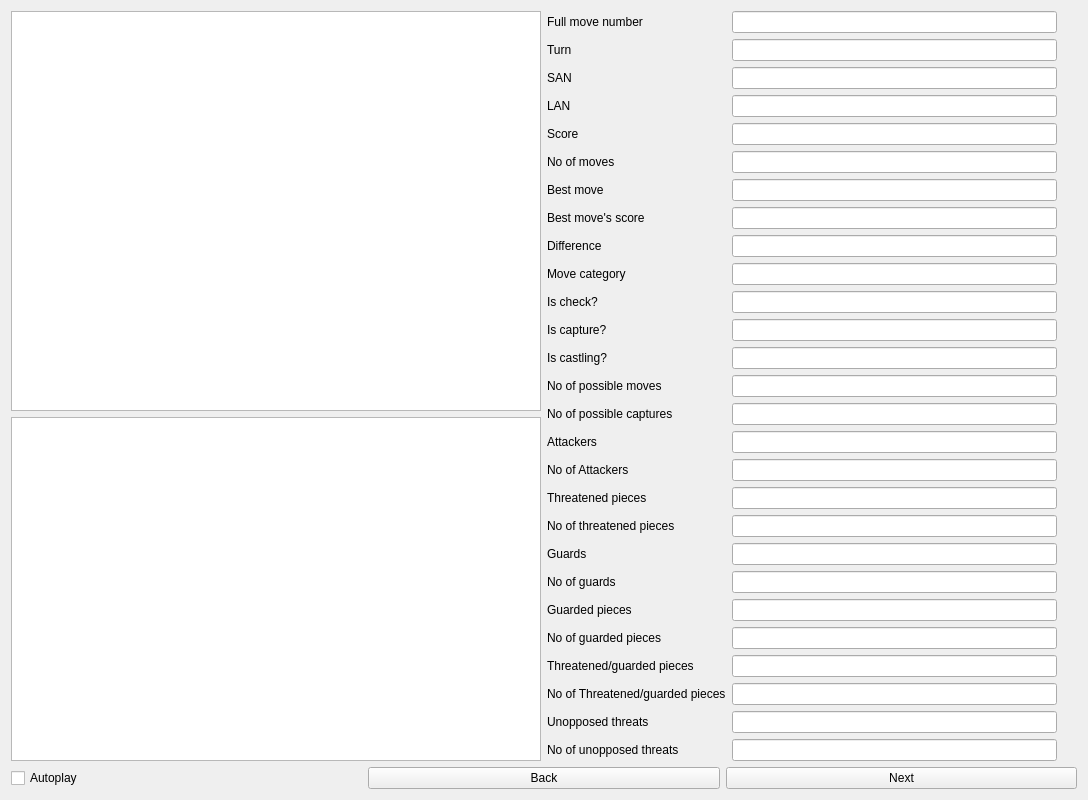
Old version of the form ChessMusicGUI/ChessMusicGUI.ui in the repository endoffline/ChessMusicGUI.
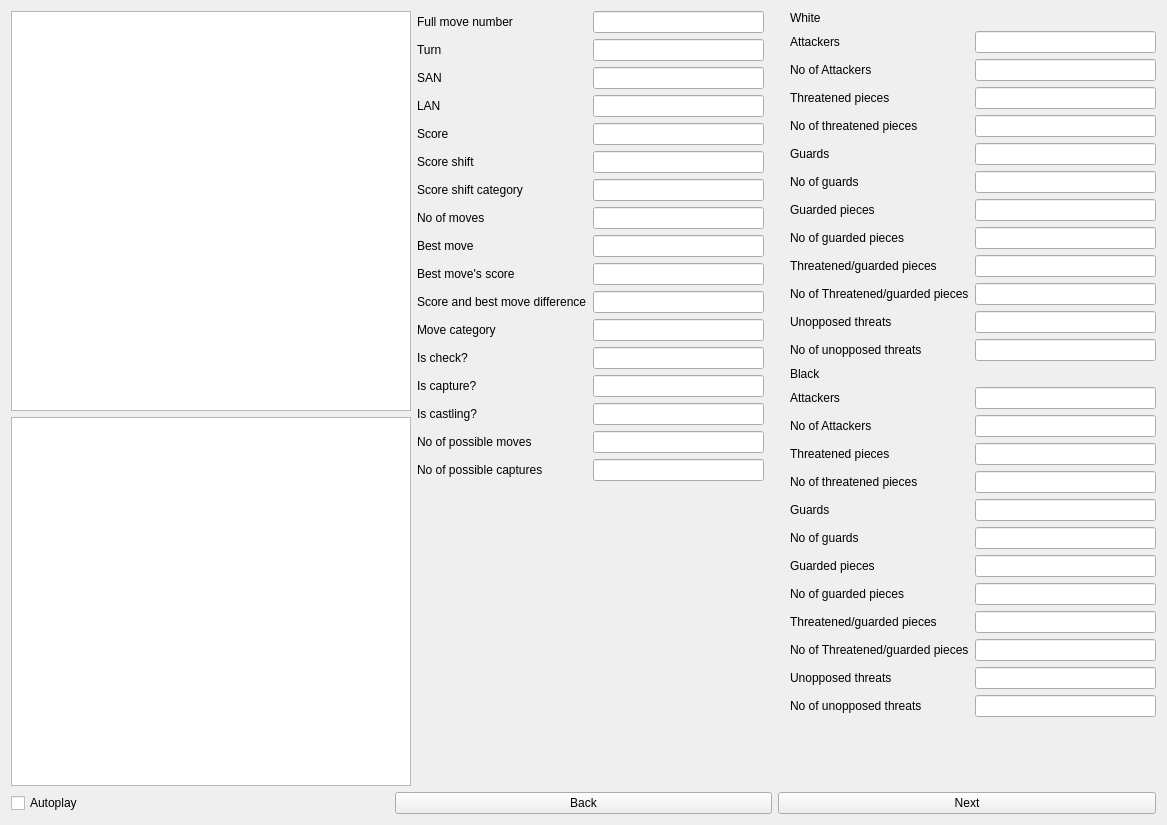
New version of the form.

Diff of the .ui file:
```diff
--- a/ChessMusicGUI/ChessMusicGUI.ui
+++ b/ChessMusicGUI/ChessMusicGUI.ui
@@ -6,8 +6,8 @@
    <rect>
     <x>0</x>
     <y>0</y>
-    <width>1088</width>
-    <height>749</height>
+    <width>1167</width>
+    <height>825</height>
    </rect>
   </property>
   <property name="windowTitle">
@@ -57,6 +57,16 @@
        <property name="rightMargin">
         <number>20</number>
        </property>
+       <item row="0" column="0">
+        <widget class="QLabel" name="fullmove_number_label">
+         <property name="text">
+          <string>Full move number</string>
+         </property>
+        </widget>
+       </item>
+       <item row="0" column="1">
+        <widget class="QLineEdit" name="fullmove_number_lineEdit"/>
+       </item>
        <item row="1" column="0">
         <widget class="QLabel" name="turn_label">
          <property name="text">
@@ -97,236 +107,387 @@
        <item row="4" column="1">
         <widget class="QLineEdit" name="score_lineEdit"/>
        </item>
-       <item row="5" column="0">
+       <item row="7" column="0">
         <widget class="QLabel" name="move_count_label">
          <property name="text">
           <string>No of moves</string>
          </property>
         </widget>
        </item>
-       <item row="5" column="1">
+       <item row="7" column="1">
         <widget class="QLineEdit" name="move_count_lineEdit"/>
        </item>
-       <item row="6" column="0">
+       <item row="8" column="0">
         <widget class="QLabel" name="best_move_label">
          <property name="text">
           <string>Best move</string>
          </property>
         </widget>
        </item>
-       <item row="6" column="1">
+       <item row="8" column="1">
         <widget class="QLineEdit" name="best_move_lineEdit"/>
        </item>
-       <item row="7" column="0">
+       <item row="9" column="0">
         <widget class="QLabel" name="best_move_score_label">
          <property name="text">
           <string>Best move's score</string>
          </property>
         </widget>
        </item>
-       <item row="7" column="1">
+       <item row="9" column="1">
         <widget class="QLineEdit" name="best_move_score_lineEdit"/>
        </item>
-       <item row="8" column="0">
+       <item row="10" column="0">
         <widget class="QLabel" name="best_move_score_difference_label">
          <property name="text">
-          <string>Difference</string>
+          <string>Score and best move difference</string>
          </property>
         </widget>
        </item>
-       <item row="8" column="1">
+       <item row="10" column="1">
         <widget class="QLineEdit" name="best_move_score_difference_lineEdit"/>
        </item>
-       <item row="9" column="0">
+       <item row="11" column="0">
         <widget class="QLabel" name="best_move_score_difference_category_label">
          <property name="text">
           <string>Move category</string>
          </property>
         </widget>
        </item>
-       <item row="9" column="1">
+       <item row="11" column="1">
         <widget class="QLineEdit" name="best_move_score_difference_category_lineEdit"/>
        </item>
-       <item row="10" column="0">
+       <item row="12" column="0">
         <widget class="QLabel" name="is_check_label">
          <property name="text">
           <string>Is check?</string>
          </property>
         </widget>
        </item>
-       <item row="10" column="1">
+       <item row="12" column="1">
         <widget class="QLineEdit" name="is_check_lineEdit"/>
        </item>
-       <item row="11" column="0">
+       <item row="13" column="0">
         <widget class="QLabel" name="is_capture_label">
          <property name="text">
           <string>Is capture?</string>
          </property>
         </widget>
        </item>
-       <item row="11" column="1">
+       <item row="13" column="1">
         <widget class="QLineEdit" name="is_capture_lineEdit"/>
        </item>
-       <item row="12" column="0">
+       <item row="14" column="0">
         <widget class="QLabel" name="is_castling_label">
          <property name="text">
           <string>Is castling?</string>
          </property>
         </widget>
        </item>
-       <item row="12" column="1">
+       <item row="14" column="1">
         <widget class="QLineEdit" name="is_castling_lineEdit"/>
        </item>
-       <item row="13" column="0">
+       <item row="15" column="0">
         <widget class="QLabel" name="possible_moves_count_label">
          <property name="text">
           <string>No of possible moves</string>
          </property>
         </widget>
        </item>
-       <item row="13" column="1">
+       <item row="15" column="1">
         <widget class="QLineEdit" name="possible_moves_count_lineEdit"/>
        </item>
-       <item row="14" column="0">
+       <item row="16" column="0">
         <widget class="QLabel" name="is_capture_count_label">
          <property name="text">
           <string>No of possible captures</string>
          </property>
         </widget>
        </item>
-       <item row="14" column="1">
+       <item row="16" column="1">
         <widget class="QLineEdit" name="is_capture_count_lineEdit"/>
        </item>
+       <item row="5" column="1">
+        <widget class="QLineEdit" name="score_shift_lineEdit"/>
+       </item>
+       <item row="6" column="1">
+        <widget class="QLineEdit" name="score_shift_category_lineEdit"/>
+       </item>
+       <item row="5" column="0">
+        <widget class="QLabel" name="score_shift_label">
+         <property name="text">
+          <string>Score shift</string>
+         </property>
+        </widget>
+       </item>
+       <item row="6" column="0">
+        <widget class="QLabel" name="score_shift_category_label">
+         <property name="text">
+          <string>Score shift category</string>
+         </property>
+        </widget>
+       </item>
+      </layout>
+     </item>
+     <item>
+      <layout class="QFormLayout" name="formLayout_2">
+       <property name="rightMargin">
+        <number>0</number>
+       </property>
+       <item row="1" column="0">
+        <widget class="QLabel" name="label">
+         <property name="text">
+          <string>White</string>
+         </property>
+        </widget>
+       </item>
+       <item row="2" column="0">
+        <widget class="QLabel" name="attackers_white_label">
+         <property name="text">
+          <string>Attackers</string>
+         </property>
+        </widget>
+       </item>
+       <item row="2" column="1">
+        <widget class="QLineEdit" name="attackers_white_lineEdit"/>
+       </item>
+       <item row="3" column="0">
+        <widget class="QLabel" name="attackers_count_white_label">
+         <property name="text">
+          <string>No of Attackers</string>
+         </property>
+        </widget>
+       </item>
+       <item row="3" column="1">
+        <widget class="QLineEdit" name="attackers_count_white_lineEdit"/>
+       </item>
+       <item row="4" column="0">
+        <widget class="QLabel" name="threatened_pieces_white_label">
+         <property name="text">
+          <string>Threatened pieces</string>
+         </property>
+        </widget>
+       </item>
+       <item row="4" column="1">
+        <widget class="QLineEdit" name="threatened_pieces_white_lineEdit"/>
+       </item>
+       <item row="5" column="0">
+        <widget class="QLabel" name="threatened_pieces_count_white_label">
+         <property name="text">
+          <string>No of threatened pieces</string>
+         </property>
+        </widget>
+       </item>
+       <item row="5" column="1">
+        <widget class="QLineEdit" name="threatened_pieces_count_white_lineEdit"/>
+       </item>
+       <item row="6" column="0">
+        <widget class="QLabel" name="guards_white_label">
+         <property name="text">
+          <string>Guards</string>
+         </property>
+        </widget>
+       </item>
+       <item row="6" column="1">
+        <widget class="QLineEdit" name="guards_white_lineEdit"/>
+       </item>
+       <item row="7" column="0">
+        <widget class="QLabel" name="guards_count_white_label">
+         <property name="text">
+          <string>No of guards</string>
+         </property>
+        </widget>
+       </item>
+       <item row="7" column="1">
+        <widget class="QLineEdit" name="guards_count_white_lineEdit"/>
+       </item>
+       <item row="8" column="0">
+        <widget class="QLabel" name="guarded_pieces_white_label">
+         <property name="text">
+          <string>Guarded pieces</string>
+         </property>
+        </widget>
+       </item>
+       <item row="8" column="1">
+        <widget class="QLineEdit" name="guarded_pieces_white_lineEdit"/>
+       </item>
+       <item row="9" column="0">
+        <widget class="QLabel" name="guarded_pieces_count_white_label">
+         <property name="text">
+          <string>No of guarded pieces</string>
+         </property>
+        </widget>
+       </item>
+       <item row="9" column="1">
+        <widget class="QLineEdit" name="guarded_pieces_count_white_lineEdit"/>
+       </item>
+       <item row="10" column="0">
+        <widget class="QLabel" name="threatened_guarded_pieces_white_label">
+         <property name="text">
+          <string>Threatened/guarded pieces</string>
+         </property>
+        </widget>
+       </item>
+       <item row="10" column="1">
+        <widget class="QLineEdit" name="threatened_guarded_pieces_white_lineEdit"/>
+       </item>
+       <item row="14" column="0">
+        <widget class="QLabel" name="label_3">
+         <property name="text">
+          <string>Black</string>
+         </property>
+        </widget>
+       </item>
        <item row="15" column="0">
-        <widget class="QLabel" name="attackers_label">
+        <widget class="QLabel" name="attackers_black_label">
          <property name="text">
           <string>Attackers</string>
          </property>
         </widget>
        </item>
        <item row="15" column="1">
-        <widget class="QLineEdit" name="attackers_lineEdit"/>
+        <widget class="QLineEdit" name="attackers_black_lineEdit"/>
        </item>
        <item row="16" column="0">
-        <widget class="QLabel" name="attackers_count_label">
+        <widget class="QLabel" name="attackers_count_black_label">
          <property name="text">
           <string>No of Attackers</string>
          </property>
         </widget>
        </item>
        <item row="16" column="1">
-        <widget class="QLineEdit" name="attackers_count_lineEdit"/>
+        <widget class="QLineEdit" name="attackers_count_black_lineEdit"/>
        </item>
        <item row="17" column="0">
-        <widget class="QLabel" name="threatened_pieces_label">
+        <widget class="QLabel" name="threatened_pieces_black_label">
          <property name="text">
           <string>Threatened pieces</string>
          </property>
         </widget>
        </item>
        <item row="17" column="1">
-        <widget class="QLineEdit" name="threatened_pieces_lineEdit"/>
+        <widget class="QLineEdit" name="threatened_pieces_black_lineEdit"/>
        </item>
        <item row="18" column="0">
-        <widget class="QLabel" name="threatened_pieces_count_label">
+        <widget class="QLabel" name="threatened_pieces_count_black_label">
          <property name="text">
           <string>No of threatened pieces</string>
          </property>
         </widget>
        </item>
        <item row="18" column="1">
-        <widget class="QLineEdit" name="threatened_pieces_count_lineEdit"/>
+        <widget class="QLineEdit" name="threatened_pieces_count_black_lineEdit"/>
        </item>
        <item row="19" column="0">
-        <widget class="QLabel" name="guards_label">
+        <widget class="QLabel" name="guards_black_label">
          <property name="text">
           <string>Guards</string>
          </property>
         </widget>
        </item>
        <item row="19" column="1">
-        <widget class="QLineEdit" name="guards_lineEdit"/>
+        <widget class="QLineEdit" name="guards_black_lineEdit"/>
        </item>
        <item row="20" column="0">
-        <widget class="QLabel" name="guards_count_label">
+        <widget class="QLabel" name="guards_count_black_label">
          <property name="text">
           <string>No of guards</string>
          </property>
         </widget>
        </item>
        <item row="20" column="1">
-        <widget class="QLineEdit" name="guards_count_lineEdit"/>
+        <widget class="QLineEdit" name="guards_count_black_lineEdit"/>
        </item>
        <item row="21" column="0">
-        <widget class="QLabel" name="guarded_pieces_label">
+        <widget class="QLabel" name="guarded_pieces_black_label">
          <property name="text">
           <string>Guarded pieces</string>
          </property>
         </widget>
        </item>
        <item row="21" column="1">
-        <widget class="QLineEdit" name="guarded_pieces_lineEdit"/>
+        <widget class="QLineEdit" name="guarded_pieces_black_lineEdit"/>
        </item>
        <item row="22" column="0">
-        <widget class="QLabel" name="guarded_pieces_count_label">
+        <widget class="QLabel" name="guarded_pieces_count_black_label">
          <property name="text">
           <string>No of guarded pieces</string>
          </property>
         </widget>
        </item>
        <item row="22" column="1">
-        <widget class="QLineEdit" name="guarded_pieces_count_lineEdit"/>
-       </item>
-       <item row="23" column="1">
-        <widget class="QLineEdit" name="threatened_guarded_pieces_lineEdit"/>
+        <widget class="QLineEdit" name="guarded_pieces_count_black_lineEdit"/>
        </item>
        <item row="23" column="0">
-        <widget class="QLabel" name="threatened_guarded_pieces_label">
+        <widget class="QLabel" name="threatened_guarded_pieces_black_label">
          <property name="text">
           <string>Threatened/guarded pieces</string>
          </property>
         </widget>
        </item>
+       <item row="23" column="1">
+        <widget class="QLineEdit" name="threatened_guarded_pieces_black_lineEdit"/>
+       </item>
        <item row="24" column="0">
-        <widget class="QLabel" name="threatened_guarded_pieces_count_label">
+        <widget class="QLabel" name="threatened_guarded_pieces_count_black_label">
          <property name="text">
           <string>No of Threatened/guarded pieces</string>
          </property>
         </widget>
        </item>
-       <item row="25" column="0">
-        <widget class="QLabel" name="unopposed_threats_label">
-         <property name="text">
-          <string>Unopposed threats</string>
-         </property>
-        </widget>
-       </item>
-       <item row="26" column="0">
-        <widget class="QLabel" name="unopposed_threats_count_label">
-         <property name="text">
-          <string>No of unopposed threats</string>
-         </property>
-        </widget>
-       </item>
        <item row="24" column="1">
-        <widget class="QLineEdit" name="threatened_guarded_pieces_count_lineEdit"/>
+        <widget class="QLineEdit" name="threatened_guarded_pieces_count_black_lineEdit"/>
+       </item>
+       <item row="25" column="0">
+        <widget class="QLabel" name="unopposed_threats_black_label">
+         <property name="text">
+          <string>Unopposed threats</string>
+         </property>
+        </widget>
        </item>
        <item row="25" column="1">
-        <widget class="QLineEdit" name="unopposed_threats_lineEdit"/>
+        <widget class="QLineEdit" name="unopposed_threats_black_lineEdit"/>
+       </item>
+       <item row="26" column="0">
+        <widget class="QLabel" name="unopposed_threats_count_black_label">
+         <property name="text">
+          <string>No of unopposed threats</string>
+         </property>
+        </widget>
        </item>
        <item row="26" column="1">
-        <widget class="QLineEdit" name="unopposed_threats_count_lineEdit"/>
+        <widget class="QLineEdit" name="unopposed_threats_count_black_lineEdit"/>
        </item>
-       <item row="0" column="1">
-        <widget class="QLineEdit" name="fullmove_number_lineEdit"/>
+       <item row="11" column="0">
+        <widget class="QLabel" name="threatened_guarded_pieces_count_white_label">
+         <property name="text">
+          <string>No of Threatened/guarded pieces</string>
+         </property>
+        </widget>
        </item>
-       <item row="0" column="0">
-        <widget class="QLabel" name="fullmove_number_label">
+       <item row="11" column="1">
+        <widget class="QLineEdit" name="threatened_guarded_pieces_count_white_lineEdit"/>
+       </item>
+       <item row="12" column="0">
+        <widget class="QLabel" name="unopposed_threats_white_label">
          <property name="text">
-          <string>Full move number</string>
+          <string>Unopposed threats</string>
          </property>
         </widget>
        </item>
+       <item row="12" column="1">
+        <widget class="QLineEdit" name="unopposed_threats_white_lineEdit"/>
+       </item>
+       <item row="13" column="0">
+        <widget class="QLabel" name="unopposed_threats_count_white_label">
+         <property name="text">
+          <string>No of unopposed threats</string>
+         </property>
+        </widget>
+       </item>
+       <item row="13" column="1">
+        <widget class="QLineEdit" name="unopposed_threats_count_white_lineEdit"/>
+       </item>
       </layout>
      </item>
     </layout>
```
